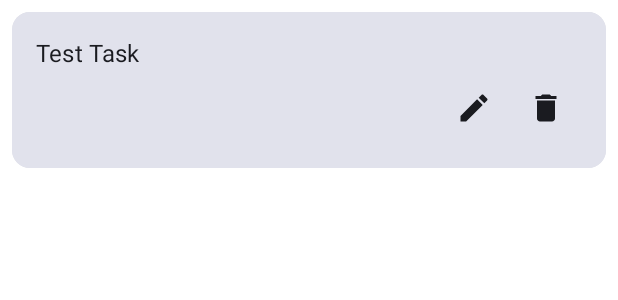
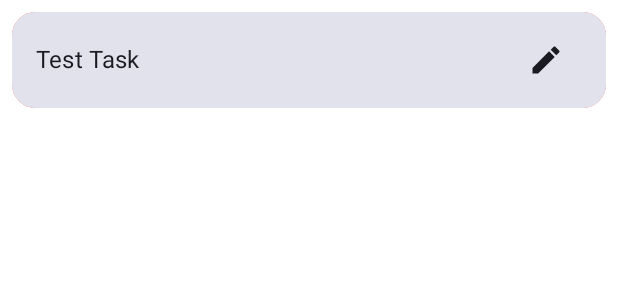
Before and after one commit to PARTHA7074/Todo-List-Jetpack-Compose, an Android app built with Jetpack Compose: the @Preview function ListItemPreview, on a phone screen of 412 x 824 dp. Shown: the top 300 px of the screen. Run offline under Robolectric (Android 15) with nearby library versions, the phone set to English and light mode, and no system bars; our stand-ins replace livedata-compose.

Commit message:
Design changes

```diff
--- a/app/build.gradle.kts
+++ b/app/build.gradle.kts
@@ -73,4 +73,5 @@ dependencies {
     kapt(libs.androidx.room.compiler)
     implementation(libs.androidx.lifecycle.livedata.ktx)
     implementation(libs.androidx.lifecycle.viewmodel.ktx)
+    implementation(libs.androidx.foundation)
 }
--- a/app/src/main/AndroidManifest.xml
+++ b/app/src/main/AndroidManifest.xml
@@ -13,7 +13,7 @@
         android:theme="@style/Theme.TODOPratilipi"
         tools:targetApi="31" >
         <activity
-            android:name=".MainActivity"
+            android:name=".activities.MainActivity.MainActivity"
             android:exported="true"
             android:label="@string/app_name"
             android:theme="@style/Theme.TODOPratilipi" >
--- a/app/src/main/java/com/partha/to_dopratilipi/MainActivity.kt
+++ b/app/src/main/java/com/partha/to_dopratilipi/activities/MainActivity/MainActivity.kt
@@ -1,21 +1,24 @@
-package com.partha.to_dopratilipi
+package com.partha.to_dopratilipi.activities.MainActivity
 
 import android.os.Bundle
 import androidx.activity.ComponentActivity
 import androidx.activity.compose.setContent
 import androidx.activity.enableEdgeToEdge
 import androidx.compose.animation.core.animateDpAsState
+import androidx.compose.animation.core.animateFloatAsState
 import androidx.compose.foundation.background
+import androidx.compose.foundation.gestures.detectHorizontalDragGestures
 import androidx.compose.foundation.layout.Arrangement
+import androidx.compose.foundation.layout.Box
 import androidx.compose.foundation.layout.Column
 import androidx.compose.foundation.layout.Row
 import androidx.compose.foundation.layout.Spacer
 import androidx.compose.foundation.layout.fillMaxSize
 import androidx.compose.foundation.layout.fillMaxWidth
 import androidx.compose.foundation.layout.height
+import androidx.compose.foundation.layout.offset
 import androidx.compose.foundation.layout.padding
 import androidx.compose.foundation.lazy.LazyColumn
-import androidx.compose.foundation.lazy.items
 import androidx.compose.foundation.lazy.itemsIndexed
 import androidx.compose.foundation.lazy.rememberLazyListState
 import androidx.compose.foundation.shape.RoundedCornerShape
@@ -28,15 +31,12 @@ import androidx.compose.material3.Button
 import androidx.compose.material3.Card
 import androidx.compose.material3.CardDefaults
 import androidx.compose.material3.ExperimentalMaterial3Api
-import androidx.compose.material3.FloatingActionButton
 import androidx.compose.material3.Icon
 import androidx.compose.material3.IconButton
 import androidx.compose.material3.MaterialTheme
 import androidx.compose.material3.Scaffold
 import androidx.compose.material3.Text
 import androidx.compose.material3.TextField
-import androidx.compose.material3.TopAppBar
-import androidx.compose.material3.TopAppBarDefaults
 import androidx.compose.runtime.Composable
 import androidx.compose.runtime.LaunchedEffect
 import androidx.compose.runtime.getValue
@@ -45,15 +45,16 @@ import androidx.compose.runtime.mutableIntStateOf
 import androidx.compose.runtime.mutableStateListOf
 import androidx.compose.runtime.mutableStateOf
 import androidx.compose.runtime.remember
+import androidx.compose.runtime.rememberCoroutineScope
 import androidx.compose.runtime.setValue
+import androidx.compose.ui.Alignment
 import androidx.compose.ui.Modifier
+import androidx.compose.ui.draw.clip
 import androidx.compose.ui.graphics.Color
-import androidx.compose.ui.graphics.graphicsLayer
-import androidx.compose.ui.text.font.Font
-import androidx.compose.ui.text.font.FontFamily
-import androidx.compose.ui.text.font.FontWeight
+import androidx.compose.ui.input.pointer.pointerInput
 import androidx.compose.ui.tooling.preview.Preview
 import androidx.compose.ui.unit.Dp
+import androidx.compose.ui.unit.IntOffset
 import androidx.compose.ui.unit.dp
 import androidx.compose.ui.unit.em
 import androidx.compose.ui.unit.sp
@@ -64,25 +65,15 @@ import com.partha.to_dopratilipi.ui.theme.TODOPratilipiTheme
 import com.partha.to_dopratilipi.util.DraggableItem
 import com.partha.to_dopratilipi.util.dragContainer
 import com.partha.to_dopratilipi.util.rememberDragDropState
+import kotlinx.coroutines.launch
 
 class MainActivity : ComponentActivity() {
-    @OptIn(ExperimentalMaterial3Api::class)
     override fun onCreate(savedInstanceState: Bundle?) {
         super.onCreate(savedInstanceState)
         enableEdgeToEdge()
         setContent {
             TODOPratilipiTheme {
-                Scaffold/*(
-                    topBar = {
-                        TopAppBar(
-                            title = { Text(text = "To-Do List") },
-                            colors = TopAppBarDefaults.mediumTopAppBarColors(
-                                containerColor = MaterialTheme.colorScheme.surfaceDim,
-                                titleContentColor = Color.Black
-                            )
-                        )
-                    }
-                )*/ { innerPadding ->
+                Scaffold { innerPadding ->
                     HomeScreen(modifier = Modifier.padding(innerPadding))
                 }
             }
@@ -122,7 +113,7 @@ fun HomeScreen(modifier: Modifier = Modifier, viewModel: TaskViewModel = viewMod
     Scaffold(
         modifier = modifier
     ) {
-        Column(modifier = modifier) {
+        Column(modifier = modifier.fillMaxSize()) {
             Text(
                 text = "To-Do List",
                 fontSize = 25.sp,
@@ -143,7 +134,6 @@ fun HomeScreen(modifier: Modifier = Modifier, viewModel: TaskViewModel = viewMod
                     modifier = Modifier
                         .weight(1f)
                         .padding(end = 8.dp),
-
                 )
                 Button(
                     onClick = {
@@ -157,6 +147,16 @@ fun HomeScreen(modifier: Modifier = Modifier, viewModel: TaskViewModel = viewMod
                 }
             }
 
+            if (tasks.isEmpty()) {
+                // Show the empty state message if no task is available
+                Box(
+                    modifier = Modifier
+                        .fillMaxSize(),
+                    contentAlignment = Alignment.Center
+                ) {
+                    Text(text = "Add some new tasks to your to-do list")
+                }
+            } else {
                 LazyColumn(
                     modifier = Modifier
                         .fillMaxSize()
@@ -177,10 +177,10 @@ fun HomeScreen(modifier: Modifier = Modifier, viewModel: TaskViewModel = viewMod
                                 },
                                 onDelete = {
                                     viewModel.delete(task)
-                                tasks.removeAt(index)
                                 },
                                 elevation = elevation
                             )
+                        }
                     }
                 }
             }
@@ -207,6 +207,7 @@ fun HomeScreen(modifier: Modifier = Modifier, viewModel: TaskViewModel = viewMod
 }
 
 
+
 @Composable
 fun ListItem(
     text: String,
@@ -214,22 +215,66 @@ fun ListItem(
     onDelete: () -> Unit,
     elevation: Dp = 1.dp
 ) {
+    var offsetX by remember { mutableStateOf(0f) }
+    val animatedOffsetX by animateFloatAsState(targetValue = offsetX)
+    val coroutineScope = rememberCoroutineScope()
+
+    Box(
+        modifier = Modifier
+            .fillMaxWidth()
+            .padding(8.dp)
+            .clip(RoundedCornerShape(16.dp))
+    ) {
+        // Background for delete action
+        Box(
+            modifier = Modifier
+                .matchParentSize()
+                .background(Color.Red)
+                .padding(horizontal = 20.dp),
+            contentAlignment = Alignment.CenterEnd
+        ) {
+            Icon(
+                imageVector = Icons.Default.Delete,
+                contentDescription = "Delete",
+                tint = Color.White
+            )
+        }
+
+        // Foreground content (the item itself)
         Card(
             modifier = Modifier
                 .fillMaxWidth()
-            .padding(8.dp)
-            .zIndex(if (elevation > 1.dp) 1f else 0f),
+                .offset { IntOffset(animatedOffsetX.toInt(), 0) }
+                .pointerInput(Unit) {
+                    detectHorizontalDragGestures(
+                        onDragEnd = {
+                            if (offsetX < -200f) {
+                                // Trigger delete action
+                                coroutineScope.launch {
+                                    onDelete()
+                                }
+                            } else {
+                                // Reset the position if the swipe is not enough
+                                offsetX = 0f
+                            }
+                        }
+                    ) { _, dragAmount ->
+                        // Only allow swiping to the left
+                        if (offsetX + dragAmount < 0) {
+                            offsetX += dragAmount
+                        }
+                    }
+                }
+                .zIndex(1f),
             elevation = CardDefaults.cardElevation(defaultElevation = elevation)
         ) {
-        Column(
+            Row(
                 modifier = Modifier
+                    .fillMaxWidth()
                     .background(MaterialTheme.colorScheme.surfaceVariant)
-                .padding(16.dp)
-                .graphicsLayer {
-                    if (elevation > 1.dp) {
-                        translationY = elevation.value
-                    }
-                }
+                    .padding(start = 16.dp, end = 16.dp, top = 8.dp, bottom = 8.dp),
+                horizontalArrangement = Arrangement.SpaceBetween,
+                verticalAlignment = Alignment.CenterVertically
             ) {
                 Text(
                     text = text,
@@ -237,33 +282,24 @@ fun ListItem(
                     fontSize = 16.sp
                 )
 
-            // Menu Button for Edit and Delete
-            Row(
-                modifier = Modifier.fillMaxWidth(),
-                horizontalArrangement = Arrangement.End
+                IconButton(
+                    onClick = onEdit,
                 ) {
-                IconButton(onClick = onEdit) {
                     Icon(
                         imageVector = Icons.Default.Edit,
                         contentDescription = "Edit"
                     )
                 }
-                IconButton(onClick = onDelete) {
-                    Icon(
-                        imageVector = Icons.Default.Delete,
-                        contentDescription = "Delete"
-                    )
             }
-            }
+
         }
     }
 }
 
 
-
 @Composable
 fun EditItemDialog(
-    title: String = "Add Task",
+    title: String = "Edit Task",
     text: String = "",
     onDismiss: () -> Unit = {},
     onConfirm: () -> Unit = {},
--- a/app/src/main/java/com/partha/to_dopratilipi/TaskViewModel.kt
+++ b/app/src/main/java/com/partha/to_dopratilipi/activities/MainActivity/TaskViewModel.kt
@@ -1,4 +1,4 @@
-package com.partha.to_dopratilipi
+package com.partha.to_dopratilipi.activities.MainActivity
 
 import android.app.Application
 import androidx.lifecycle.AndroidViewModel
@@ -35,6 +35,7 @@ class TaskViewModel(application: Application) : AndroidViewModel(application) {
 
     fun delete(task: TaskEntity) = viewModelScope.launch(Dispatchers.IO) {
         repository.delete(task)
+        allTasks.postValue(repository.getAllTasks())
     }
 
     fun insertTasks(newTasks: List<TaskEntity>) = viewModelScope.launch(Dispatchers.IO) {
--- a/gradle/libs.versions.toml
+++ b/gradle/libs.versions.toml
@@ -12,6 +12,7 @@ room = "2.6.1"
 lifecycleLivedataKtx = "2.8.6"
 lifecycleViewmodelKtx = "2.8.6"
 runtimeLivedata = "1.7.2"
+foundation = "1.4.0"
 
 [libraries]
 androidx-core-ktx = { group = "androidx.core", name = "core-ktx", version.ref = "coreKtx" }
@@ -28,6 +29,7 @@ androidx-ui-tooling-preview = { group = "androidx.compose.ui", name = "ui-toolin
 androidx-ui-test-manifest = { group = "androidx.compose.ui", name = "ui-test-manifest" }
 androidx-ui-test-junit4 = { group = "androidx.compose.ui", name = "ui-test-junit4" }
 androidx-material3 = { group = "androidx.compose.material3", name = "material3" }
+androidx-foundation = { group = "androidx.compose.foundation", name = "foundation", version.ref = "foundation" }
 androidx-room-runtime = { group = "androidx.room", name = "room-runtime", version.ref = "room" }
 androidx-room-ktx = { group = "androidx.room", name = "room-ktx", version.ref = "room" }
 androidx-room-compiler = { group = "androidx.room", name = "room-compiler", version.ref = "room" }
```
Lines whose indentation alone changed are shown as unchanged.
